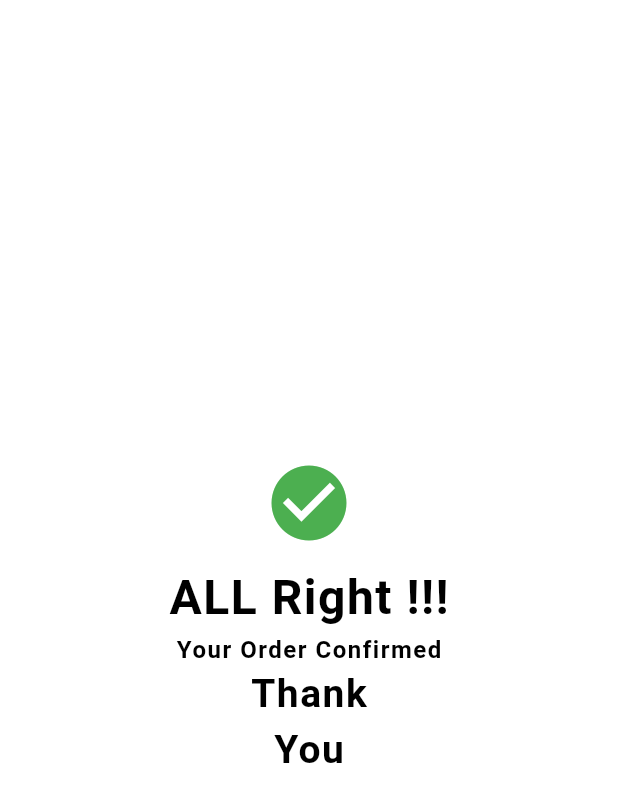
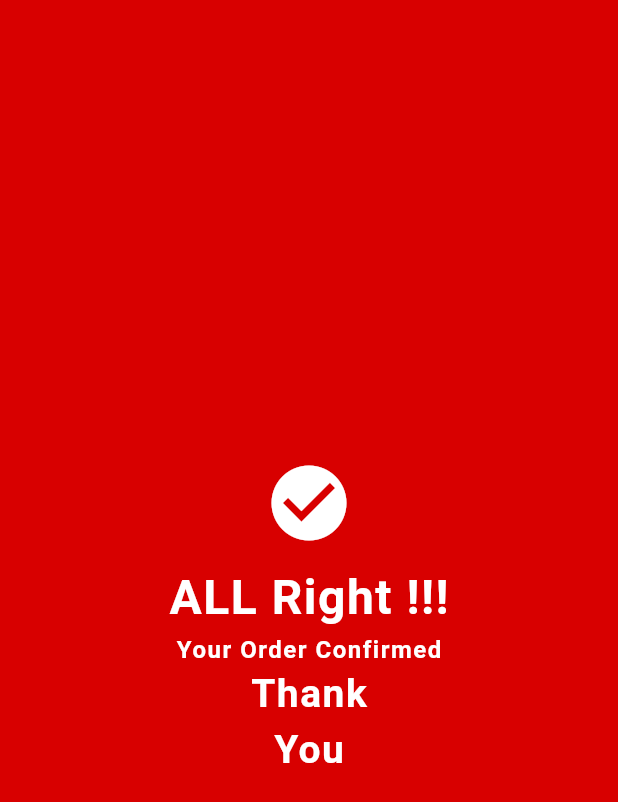
Before and after one commit to SasiHettiarachchi/MAD-group-project, a Flutter app: the FinalPage screen opened directly, on a phone screen of 412 x 824 dp. Shown: the top 802 px of the screen. Run offline on Flutter 3.47's test engine with Material 3 defaults, Android fonts, the phone set to English and light mode, and no system bars.

Commit message:
final and payment

```diff
--- a/lib/yasuri/final_page.dart
+++ b/lib/yasuri/final_page.dart
@@ -11,7 +11,7 @@ class _FinalPageState extends State<FinalPage> {
   @override
   Widget build(BuildContext context) {
     return Scaffold(
-      backgroundColor: Colors.white,
+      backgroundColor: new Color(0xFFD80000),
       body: const SafeArea(
         child: Center(
           child: Column(
@@ -20,7 +20,7 @@ class _FinalPageState extends State<FinalPage> {
               Icon(
                 Icons.check_circle,
                 size: 60, // Adjust size as needed
-                color: Colors.green,
+                color: Colors.white,
               ),
               SizedBox(
                 height: 10,
@@ -30,7 +30,7 @@ class _FinalPageState extends State<FinalPage> {
                 style: TextStyle(
                   fontSize: 32,
                   fontWeight: FontWeight.bold,
-                  color: Colors.black,
+                  color: Colors.white,
                   letterSpacing: 1.0,
                 ),
               ),
@@ -39,7 +39,7 @@ class _FinalPageState extends State<FinalPage> {
                 style: TextStyle(
                   fontSize: 16,
                   fontWeight: FontWeight.bold,
-                  color: Colors.black,
+                  color: Colors.white,
                   letterSpacing: 1.0,
                 ),
               ),
@@ -48,7 +48,7 @@ class _FinalPageState extends State<FinalPage> {
                 style: TextStyle(
                   fontSize: 26,
                   fontWeight: FontWeight.bold,
-                  color: Colors.black,
+                  color: Colors.white,
                   letterSpacing: 1.0,
                 ),
               ),
@@ -57,7 +57,7 @@ class _FinalPageState extends State<FinalPage> {
                 style: TextStyle(
                   fontSize: 26,
                   fontWeight: FontWeight.bold,
-                  color: Colors.black,
+                  color: Colors.white,
                   letterSpacing: 1.0,
                 ),
               ),
--- a/lib/yasuri/payment.dart
+++ b/lib/yasuri/payment.dart
@@ -1,6 +1,6 @@
 import 'package:flutter/material.dart';
 
-import 'final-page.dart';
+import 'final_page.dart';
 
 class PaymentPage extends StatefulWidget {
   const PaymentPage({Key? key}) : super(key: key);
@@ -26,7 +26,7 @@ class _PaymentPageState extends State<PaymentPage> {
   @override
   Widget build(BuildContext context) {
     return Scaffold(
-      backgroundColor: Colors.blue[800],
+      backgroundColor: new Color(0xFFD80000),
       body: SafeArea(
         child: SingleChildScrollView(
           child: Column(
@@ -270,7 +270,7 @@ class _PaymentPageState extends State<PaymentPage> {
                               child: Container(
                                 padding: const EdgeInsets.all(15),
                                 decoration: BoxDecoration(
-                                  color: Colors.blue,
+                                  color: new Color(0xFFd80000),
                                   borderRadius: BorderRadius.circular(20),
                                 ),
                                 child: const Text(
```
